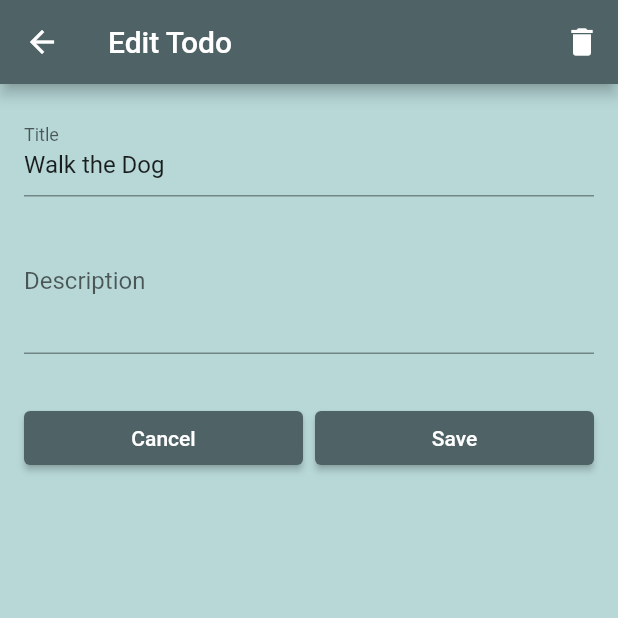
After one commit to Keisa432/todo_app, a Flutter app: the screen it shows after launch, after a tap on "Walk the Dog", on a phone screen of 412 x 824 dp, the top half of it. The commit adds this screen. Run offline on Flutter 3.47's test engine with Material 2 defaults, Android fonts, the phone set to English and light mode, and no system bars; our stand-ins replace flutter_slidable.

Commit message:
Add edit page for todos

```diff
--- /dev/null
+++ b/lib/page/edit_todo_page.dart
@@ -0,0 +1,88 @@
+import 'package:flutter/material.dart';
+import 'package:provider/provider.dart';
+import 'package:todo_app/model/todo.dart';
+import 'package:todo_app/provider/todos.dart';
+import 'package:todo_app/widget/todo_form_widget.dart';
+
+class EditTodoPage extends StatefulWidget {
+  final Todo todo;
+
+  const EditTodoPage({ Key? key, required this.todo}) : super(key: key);
+
+  @override
+  State<EditTodoPage> createState() => _EditTodoPageState();
+}
+
+class _EditTodoPageState extends State<EditTodoPage> {
+  final _formKey = GlobalKey<FormState>();
+  String title = '';
+  String description = '';
+
+  @override
+  void initState() {
+    super.initState();
+
+    title = widget.todo.title;
+    description = widget.todo.description;
+  }
+
+  @override
+  Widget build(BuildContext context) => Scaffold(
+    appBar: AppBar(
+      title: const Text('Edit Todo'),
+      actions: [
+        deleteAction(context)
+      ],
+    ),
+    body: Padding(
+      padding: const EdgeInsets.all(16),
+      child: NotificationListener<TodoFormNotification>(
+          onNotification: notificationHandler,
+          child: Form(
+            key: _formKey,
+            child: TodoFormWidget(
+            title: title,
+            description: description,
+            onSavedTodo: updateTodo,
+            onCancelTodo: () => Navigator.of(context).pop(),
+          ),
+        ),
+      ),
+    )
+  );
+
+  void updateTodo() {
+    final isValid = _formKey.currentState?.validate();
+
+    if(isValid == null || !isValid) {
+      return;
+    } else {
+      final provider = Provider.of<TodosProvider>(context, listen: false);
+      provider.updateTodo(widget.todo, title, description);
+
+      Navigator.of(context).pop();
+    }
+  }
+
+  Widget deleteAction(BuildContext context) => IconButton(
+    onPressed: () {
+      final provider = Provider.of<TodosProvider>(context, listen: false);
+      provider.removeTodo(widget.todo);
+
+      Navigator.of(context).pop();
+    },
+    icon: const Icon(Icons.delete),
+  );
+
+  bool notificationHandler(TodoFormNotification notification) {
+    if(notification.type == TodoFormNotificationType.description) {
+      description = notification.description as String;
+    }
+
+    if(notification.type == TodoFormNotificationType.title) {
+      title = notification.title as String;
+    }
+    setState(() {});
+    return true;
+  }
+}
--- a/lib/provider/todos.dart
+++ b/lib/provider/todos.dart
@@ -37,6 +37,13 @@ class TodosProvider extends ChangeNotifier {
     notifyListeners();
   }
 
+  void updateTodo(Todo todo, String title, String description) {
+    todo.title = title;
+    todo.description = description;
+
+    notifyListeners();
+  }
+
   bool toggleTodoStatus(Todo todo) {
     todo.isCompleted = !todo.isCompleted;
     notifyListeners();
--- a/lib/widget/todo_widget.dart
+++ b/lib/widget/todo_widget.dart
@@ -1,4 +1,5 @@
 import 'package:flutter/material.dart';
+import 'package:todo_app/page/edit_todo_page.dart';
 import 'package:flutter_slidable/flutter_slidable.dart';
 import 'package:provider/provider.dart';
 import 'package:todo_app/model/todo.dart';
@@ -27,7 +28,7 @@ class TodoWidget extends StatelessWidget {
       children:  [
         // A SlidableAction can have an icon and/or a label.
         SlidableAction(
-          onPressed: (_) {},
+          onPressed: (context) => editTodo(context, todo),
           backgroundColor: Colors.green,
           foregroundColor: Colors.white,
           icon: Icons.edit,
@@ -55,7 +56,9 @@ class TodoWidget extends StatelessWidget {
   );
 
 
-  Widget buildTodo (context) => Container (
+  Widget buildTodo (context) => GestureDetector(
+    onTap: () => editTodo(context, todo),
+    child: Container (
       color: Colors.white,
       padding: const EdgeInsets.all(20),
         child: Row(
@@ -100,6 +103,14 @@ class TodoWidget extends StatelessWidget {
             )
           ],
       )
+    )
+  );
+
+
+  void editTodo(BuildContext context, Todo todo) => Navigator.of(context).push(
+    MaterialPageRoute(
+      builder: (context) => EditTodoPage(todo: todo)
+    ),
   );
 
   void deleteTodo(BuildContext context, Todo todo) {
```
Lines whose indentation alone changed are shown as unchanged.
